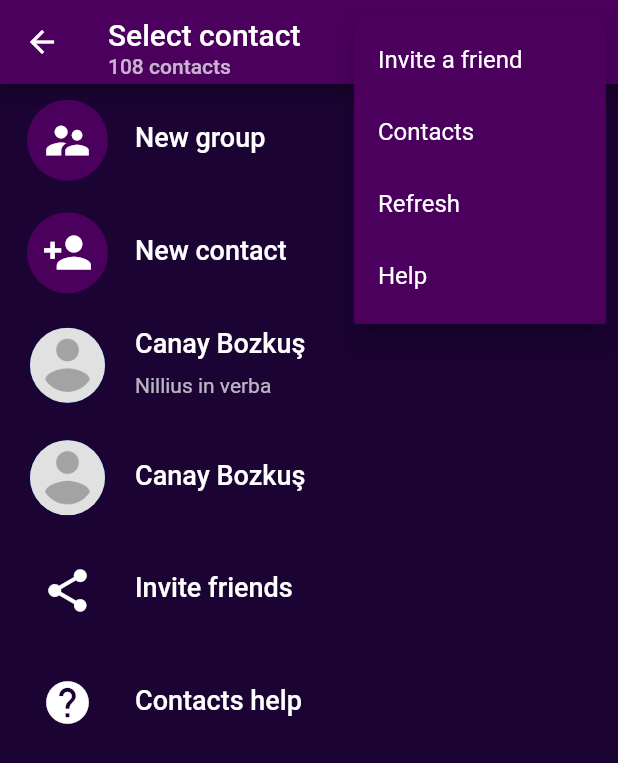
After one commit to CanayBozkus/whatsapp_clone_mobile, a Flutter app: the ContactsScreen screen opened directly, after a tap on the "more vert" icon, on a phone screen of 412 x 824 dp. The commit adds this screen. Shown: the top 763 px of the screen. Run offline on Flutter 3.47's test engine with Material 2 defaults, Android fonts, the phone set to English and light mode, and no system bars; our stand-ins replace flutter_local_notifications, flutter_native_timezone, rxdart, timezone.

Commit message:
contacts screen for new message and call, contacts screen card

```diff
--- a/lib/route_generator.dart
+++ b/lib/route_generator.dart
@@ -2,6 +2,7 @@ import 'package:flutter/material.dart';
 import 'package:whatsapp_clone_mobile/route_generator.dart';
 import 'package:whatsapp_clone_mobile/screens/chat_detail_screen.dart';
 import 'package:whatsapp_clone_mobile/screens/chat_screen.dart';
+import 'package:whatsapp_clone_mobile/screens/contacts_screen.dart';
 import 'package:whatsapp_clone_mobile/screens/login_screen.dart';
 import 'package:whatsapp_clone_mobile/screens/main_screen.dart';
 import 'package:whatsapp_clone_mobile/screens/registration_screen.dart';
@@ -23,6 +24,7 @@ class RouteGenerator {
       case MainScreen.routeName: return MaterialPageRoute(builder: (_) => wrapper(MainScreen()));
       case ChatScreen.routeName: return MaterialPageRoute(builder: (_) => wrapper(ChatScreen()));
       case ChatDetailScreen.routeName: return MaterialPageRoute(builder: (_) => wrapper(ChatDetailScreen()));
+      case ContactsScreen.routeName: return MaterialPageRoute(builder: (_) => wrapper(ContactsScreen(isCallScreen: args,)));
       default: return MaterialPageRoute(builder: (_) => Text('error'));
     }
   }
--- a/lib/screens/chat_detail_screen.dart
+++ b/lib/screens/chat_detail_screen.dart
@@ -131,10 +131,7 @@ class ChatDetailScreen extends StatelessWidget {
                       padding: EdgeInsets.only(top: 10, left: 20),
                       child: Text(
                         'Phone Number',
-                        style: TextStyle(
-                          color: Colors.blue[100],
-                          fontSize: 18
-                        ),
+                        style: Constant.subTitleTextStyle,
                       ),
                     ),
                     ChatDetailSettingsContainer(
@@ -175,10 +172,7 @@ class ChatDetailScreen extends StatelessWidget {
                         children: [
                           Text(
                             'Groups in common',
-                            style: TextStyle(
-                                color: Colors.blue[100],
-                                fontSize: 18
-                            ),
+                            style: Constant.subTitleTextStyle,
                           ),
                           Text(
                             '30',
--- /dev/null
+++ b/lib/screens/contacts_screen.dart
@@ -0,0 +1,142 @@
+import 'package:flutter/material.dart';
+import 'package:whatsapp_clone_mobile/utilities/constants.dart';
+import 'package:whatsapp_clone_mobile/widgets/contacts_screen/contact_screen_card.dart';
+
+class ContactsScreen extends StatelessWidget {
+  static const routeName = 'ContactsScreen';
+
+  ContactsScreen({this.isCallScreen = false});
+
+  final bool isCallScreen;
+
+  @override
+  Widget build(BuildContext context) {
+    return Scaffold(
+      appBar: AppBar(
+        backgroundColor: Constant.primaryColor,
+        title: Column(
+          crossAxisAlignment: CrossAxisAlignment.start,
+          children: [
+            SizedBox(
+              height: 8,
+            ),
+            Text(
+              'Select contact',
+              style: TextStyle(
+                  fontSize: Constant.defaultFontSize,
+                  color: Colors.white,
+                  fontWeight: FontWeight.w500),
+              overflow: TextOverflow.ellipsis,
+            ),
+            SizedBox(
+              height: 2,
+            ),
+            Text(
+              '108 contacts',
+              style: TextStyle(
+                  fontSize: 14,
+                  color: Colors.white70,
+                  fontWeight: FontWeight.w500),
+            ),
+          ],
+        ),
+        actions: [
+          IconButton(
+            icon: Icon(Icons.search),
+            splashRadius: 20,
+            onPressed: (){},
+          ),
+          IconButton(
+            icon: Icon(Icons.more_vert),
+            splashRadius: 20,
+            onPressed: (){
+              showMenu(
+                context: context,
+                color: Constant.primaryColor,
+                position: RelativeRect.fromLTRB(100, 0, 0, 10),
+                items:
+                ['Invite a friend', 'Contacts', 'Refresh', 'Help',]
+                    .map((e){
+                  return PopupMenuItem(
+                    child: Text(
+                      e,
+                      style: TextStyle(
+                        color: Colors.white,
+                        fontSize: 16,
+                      ),
+                    ),
+                  );
+                }).toList(),
+              );
+            },
+          ),
+        ],
+      ),
+      body: ListView(
+        children: [
+          ContactScreenCard(
+            mainText: isCallScreen ?'New group call' : 'New group',
+            isCallCard: false,
+            prefixIcon: Container(
+              padding: EdgeInsets.all(10),
+              decoration: BoxDecoration(
+                  shape: BoxShape.circle,
+                  color: Constant.primaryColor
+              ),
+              child: Icon(
+                Icons.supervisor_account,
+                color: Colors.white,
+                size: 34,
+              ),
+            ),
+          ),
+          ContactScreenCard(
+            mainText: 'New contact',
+            isCallCard: false,
+            prefixIcon: Container(
+              padding: EdgeInsets.all(10),
+              decoration: BoxDecoration(
+                shape: BoxShape.circle,
+                color: Constant.primaryColor
+              ),
+              child: Icon(
+                Icons.person_add,
+                color: Colors.white,
+                size: 34,
+              ),
+            ),
+          ),
+
+          ContactScreenCard(
+            mainText: 'Canay Bozkuş',
+            subText: 'Nillius in verba',
+            isCallCard: isCallScreen,
+          ),
+          ContactScreenCard(
+            mainText: 'Canay Bozkuş',
+            isCallCard: isCallScreen,
+          ),
+
+          ContactScreenCard(
+            mainText: 'Invite friends',
+            isCallCard: false,
+            prefixIcon: Icon(
+              Icons.share,
+              color: Colors.white,
+              size: 34,
+            ),
+          ),
+          ContactScreenCard(
+            mainText: 'Contacts help',
+            isCallCard: false,
+            prefixIcon: Icon(
+              Icons.help,
+              color: Colors.white,
+              size: 34,
+            ),
+          ),
+        ],
+      ),
+    );
+  }
+}
--- a/lib/screens/main_screen.dart
+++ b/lib/screens/main_screen.dart
@@ -1,5 +1,6 @@
 import 'package:flutter/material.dart';
 import 'package:flutter/rendering.dart';
+import 'package:whatsapp_clone_mobile/screens/contacts_screen.dart';
 import 'package:whatsapp_clone_mobile/utilities/constants.dart';
 import 'package:whatsapp_clone_mobile/widgets/main_screen/main_screen_navigator.dart';
 import 'package:whatsapp_clone_mobile/widgets/main_screen/recent_calls.dart';
@@ -69,7 +70,15 @@ class _MainScreenState extends State<MainScreen> {
             backgroundColor: Constant.primaryColor,
             child: Icon(getFloatingActionButtonIcon()),
             onPressed: (){
+              if(_currentPageIndex == 1){
+                Navigator.pushNamed(context, ContactsScreen.routeName, arguments: false);
+              }
+              else if(_currentPageIndex == 2){
 
+              }
+              else if(_currentPageIndex == 3){
+                Navigator.pushNamed(context, ContactsScreen.routeName, arguments: true);
+              }
             },
           ),
         ],
--- a/lib/utilities/constants.dart
+++ b/lib/utilities/constants.dart
@@ -26,4 +26,9 @@ class Constant{
     color: Colors.white,
     fontSize: 16,
   );
+  static const subTitleTextStyle = TextStyle(
+      color: Color(0xffbbdeef),
+      fontSize: 18
+  );
+
 }
--- a/lib/widgets/chat_detail_screen/recent_files_builder.dart
+++ b/lib/widgets/chat_detail_screen/recent_files_builder.dart
@@ -29,10 +29,7 @@ class RecentFilesBuilder extends StatelessWidget {
               children: [
                 Text(
                   'Media, links, and docs',
-                  style: TextStyle(
-                    color: Colors.blue[100],
-                    fontSize: 18,
-                  ),
+                  style: Constant.subTitleTextStyle,
                 ),
                 Text(
                   '20 >',
--- /dev/null
+++ b/lib/widgets/contacts_screen/contact_screen_card.dart
@@ -0,0 +1,99 @@
+import 'package:flutter/material.dart';
+import 'package:whatsapp_clone_mobile/utilities/constants.dart';
+
+class ContactScreenCard extends StatelessWidget {
+  ContactScreenCard({
+    this.onTap,
+    this.onLongPress,
+    this.mainText,
+    this.subText = '',
+    this.isCallCard = false,
+    this.prefixIcon,
+  });
+
+  final Function onTap;
+  final Function onLongPress;
+  final String mainText;
+  final String subText;
+  final bool isCallCard;
+  final Widget prefixIcon;
+  @override
+  Widget build(BuildContext context) {
+    return InkWell(
+      onTap: onTap,
+      onLongPress: onLongPress,
+      child: Container(
+        height: 75,
+        child: Row(
+          crossAxisAlignment: CrossAxisAlignment.center,
+          children: [
+            Container(
+              width: 90,
+              alignment: Alignment.center,
+              child: prefixIcon == null
+                  ?
+              CircleAvatar(
+                radius: 25,
+                child: ClipOval(
+                  child: Image.asset('assets/images/avatar.png'),
+                ),
+              )
+                  :
+              prefixIcon,
+            ),
+            Expanded(
+              child: Container(
+                child: Column(
+                  crossAxisAlignment: CrossAxisAlignment.start,
+                  children: [
+                    SizedBox(height: subText.isNotEmpty ? 12 : 25,),
+                    Text(
+                      mainText,
+                      style: TextStyle(
+                          color: Colors.white,
+                          fontSize: 18,
+                          fontWeight: FontWeight.w500
+                      ),
+                      overflow: TextOverflow.ellipsis,
+                    ),
+                    SizedBox(height: 10,),
+                    subText.isNotEmpty ? Text(
+                      subText,
+                      style: TextStyle(
+                        color: Colors.white70,
+                        fontSize: 14,
+                      ),
+                      overflow: TextOverflow.ellipsis,
+                    ) : SizedBox.shrink(),
+                  ],
+                ),
+              ),
+            ),
+            isCallCard ? Container(
+              width: 100,
+              child: Row(
+                children: [
+                  IconButton(
+                    icon: Icon(Icons.phone),
+                    color: Constant.primaryColor,
+                    iconSize: 28,
+                    splashRadius: 22,
+                    onPressed: (){},
+                  ),
+                  IconButton(
+                    icon: Icon(Icons.videocam),
+                    color: Constant.primaryColor,
+                    iconSize: 28,
+                    splashRadius: 22,
+                    onPressed: (){},
+                  ),
+                ],
+              ),
+            ) : SizedBox.shrink(),
+            SizedBox(width: 10,),
+          ],
+        ),
+      ),
+    );
+  }
+}
```
